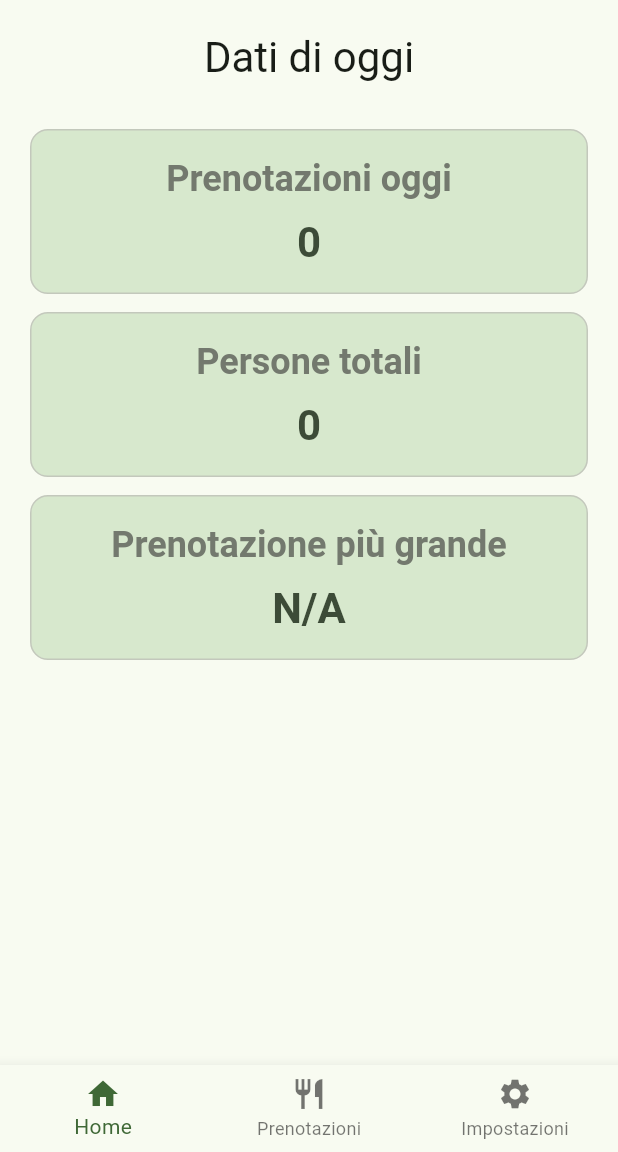
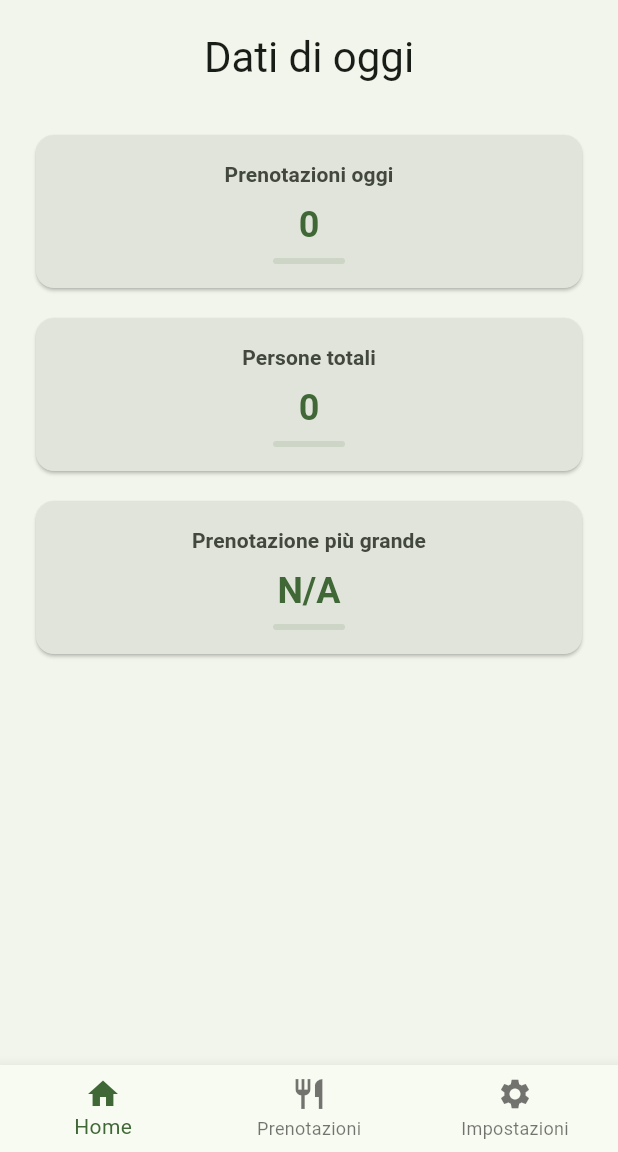
Before and after one commit to Daniele4ciocchi/tabletable, a Flutter app: the screen it shows after launch, on a phone screen of 412 x 824 dp, the part 84-1236 px from its top. Run offline on Flutter 3.47's test engine with Material 3 defaults, Android fonts, the phone set to English and light mode, and no system bars; our stand-ins replace hive_flutter; accounts and stored records are empty.

Commit message:
prima parte completata

```diff
--- a/lib/app.dart
+++ b/lib/app.dart
@@ -18,7 +18,7 @@ class App extends StatelessWidget {
       ),
       darkTheme: ThemeData(
         colorScheme: ColorScheme.fromSeed(
-          seedColor: const Color.fromARGB(255, 0, 95, 3),
+          seedColor: const Color.fromARGB(255, 2, 147, 0),
           brightness: Brightness.dark,
         ),
         useMaterial3: true,
--- a/lib/presentation/screens/dati_screen.dart
+++ b/lib/presentation/screens/dati_screen.dart
@@ -23,6 +23,7 @@ class _DatiScreenState extends State<DatiScreen> {
   @override
   Widget build(BuildContext context) {
     return Scaffold(
+      backgroundColor: Theme.of(context).colorScheme.surfaceContainerLow,
       body: Center(
         child: Container(
           width: double.infinity,
--- a/lib/presentation/widgets/info_card.dart
+++ b/lib/presentation/widgets/info_card.dart
@@ -9,35 +9,46 @@ class InfoCard extends StatelessWidget {
   @override
   Widget build(BuildContext context) {
     final colorScheme = Theme.of(context).colorScheme;
+    final textTheme = Theme.of(context).textTheme;
 
-    return Container(
-      padding: const EdgeInsets.all(16),
-      decoration: BoxDecoration(
-        color: colorScheme.secondaryContainer,
-        borderRadius: BorderRadius.circular(12),
-        border: Border.all(color: colorScheme.outlineVariant),
-      ),
+    return Card(
+      elevation: 1,
+      color: colorScheme.surfaceContainerHighest,
+      shape: RoundedRectangleBorder(borderRadius: BorderRadius.circular(12)),
+      child: Padding(
+        padding: const EdgeInsets.symmetric(vertical: 16, horizontal: 12),
         child: Column(
+          mainAxisSize: MainAxisSize.min,
           mainAxisAlignment: MainAxisAlignment.center,
           children: [
             Text(
               title,
-            style: Theme.of(context).textTheme.headlineSmall?.copyWith(
-              color: colorScheme.outline,
-              fontWeight: FontWeight.bold,
+              style: textTheme.labelLarge?.copyWith(
+                color: colorScheme.onSurfaceVariant,
+                fontWeight: FontWeight.w600,
               ),
               textAlign: TextAlign.center,
             ),
             const SizedBox(height: 8),
             Text(
               value,
-            style: Theme.of(context).textTheme.headlineMedium?.copyWith(
-              fontWeight: FontWeight.bold,
-              color: colorScheme.onSecondaryContainer,
+              style: textTheme.headlineSmall?.copyWith(
+                color: colorScheme.primary,
+                fontWeight: FontWeight.w700,
               ),
               textAlign: TextAlign.center,
             ),
+            const SizedBox(height: 6),
+            Container(
+              height: 4,
+              width: 48,
+              decoration: BoxDecoration(
+                color: colorScheme.primary.withAlpha((0.12 * 255).round()),
+                borderRadius: BorderRadius.circular(8),
+              ),
+            ),
           ],
+        ),
       ),
     );
   }
```
Also changed, not shown: lib/presentation/screens/aggiungi_prenotazione_screen.dart (+17 -4 lines), lib/presentation/screens/lista_prenotazioni_screen.dart (+17 -1 lines), 1 other file. Lines whose indentation alone changed are shown as unchanged.
